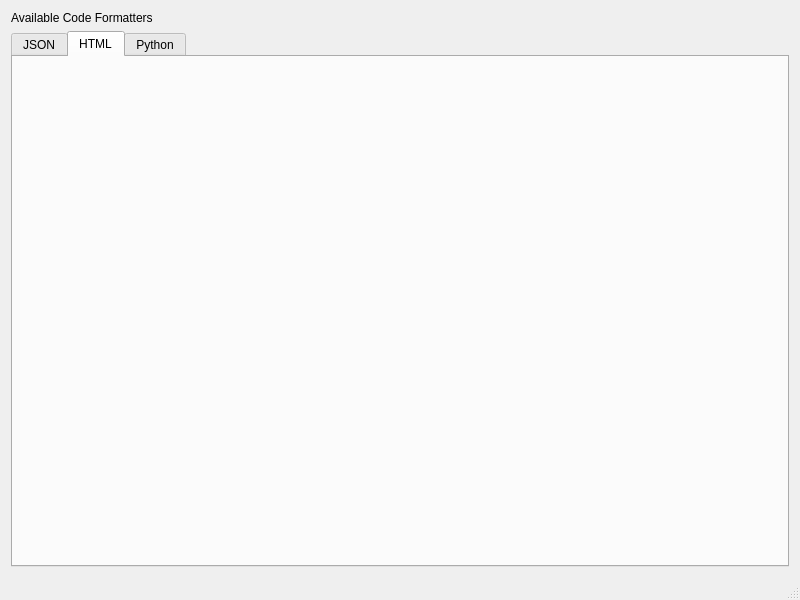
grplyler/pyformatter, file main.ui: the form before one commit.
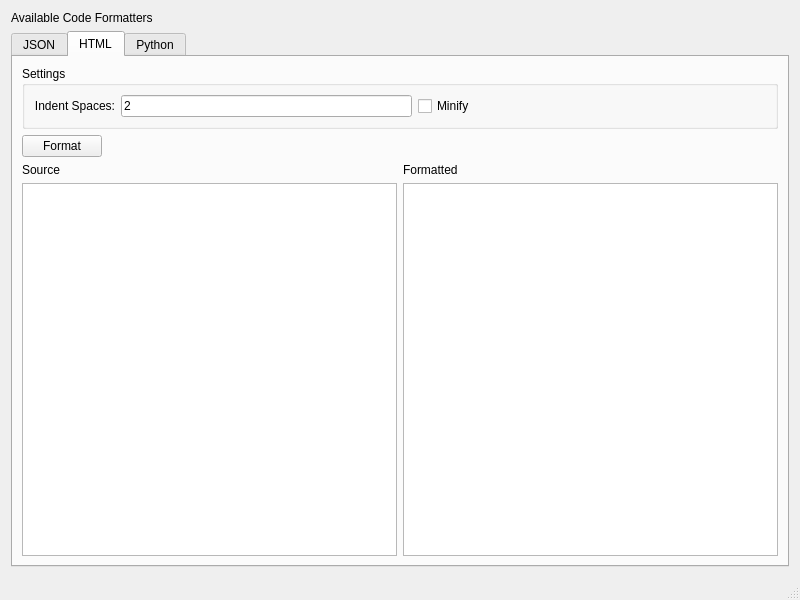
The form after the commit. The open tabs and pages were chosen to show the change.

```diff
--- a/main.ui
+++ b/main.ui
@@ -171,6 +171,116 @@
        <attribute name="title">
         <string>HTML</string>
        </attribute>
+       <layout class="QVBoxLayout" name="verticalLayout_8">
+        <item>
+         <widget class="QGroupBox" name="groupBox_2">
+          <property name="title">
+           <string>Settings</string>
+          </property>
+          <layout class="QHBoxLayout" name="horizontalLayout_4">
+           <item>
+            <widget class="QLabel" name="label_5">
+             <property name="text">
+              <string>Indent Spaces:</string>
+             </property>
+             <property name="alignment">
+              <set>Qt::AlignRight|Qt::AlignTrailing|Qt::AlignVCenter</set>
+             </property>
+            </widget>
+           </item>
+           <item>
+            <widget class="QLineEdit" name="htmlIndentLineEdit">
+             <property name="text">
+              <string>2</string>
+             </property>
+            </widget>
+           </item>
+           <item>
+            <widget class="QCheckBox" name="htmlMinifyCheckbox">
+             <property name="text">
+              <string>Minify</string>
+             </property>
+            </widget>
+           </item>
+           <item>
+            <spacer name="horizontalSpacer_4">
+             <property name="orientation">
+              <enum>Qt::Horizontal</enum>
+             </property>
+             <property name="sizeHint" stdset="0">
+              <size>
+               <width>40</width>
+               <height>20</height>
+              </size>
+             </property>
+            </spacer>
+           </item>
+          </layout>
+         </widget>
+        </item>
+        <item>
+         <layout class="QHBoxLayout" name="horizontalLayout_5">
+          <item>
+           <widget class="QPushButton" name="htmlFormatButton">
+            <property name="text">
+             <string>Format</string>
+            </property>
+           </widget>
+          </item>
+          <item>
+           <spacer name="horizontalSpacer_3">
+            <property name="orientation">
+             <enum>Qt::Horizontal</enum>
+            </property>
+            <property name="sizeHint" stdset="0">
+             <size>
+              <width>40</width>
+              <height>20</height>
+             </size>
+            </property>
+           </spacer>
+          </item>
+         </layout>
+        </item>
+        <item>
+         <layout class="QHBoxLayout" name="horizontalLayout_6">
+          <item>
+           <layout class="QVBoxLayout" name="verticalLayout_6">
+            <item>
+             <widget class="QLabel" name="label_6">
+              <property name="text">
+               <string>Source</string>
+              </property>
+              <property name="alignment">
+               <set>Qt::AlignLeading|Qt::AlignLeft|Qt::AlignVCenter</set>
+              </property>
+             </widget>
+            </item>
+            <item>
+             <widget class="QTextEdit" name="htmlSourceTextEdit"/>
+            </item>
+           </layout>
+          </item>
+          <item>
+           <layout class="QVBoxLayout" name="verticalLayout_7">
+            <item>
+             <widget class="QLabel" name="label_7">
+              <property name="text">
+               <string>Formatted</string>
+              </property>
+              <property name="alignment">
+               <set>Qt::AlignLeading|Qt::AlignLeft|Qt::AlignVCenter</set>
+              </property>
+             </widget>
+            </item>
+            <item>
+             <widget class="QPlainTextEdit" name="htmlDestTextEdit"/>
+            </item>
+           </layout>
+          </item>
+         </layout>
+        </item>
+       </layout>
       </widget>
       <widget class="QWidget" name="pythonTab">
        <attribute name="title">
```
Left out of the diff: 2 changed lines with no effect on the pictures.
